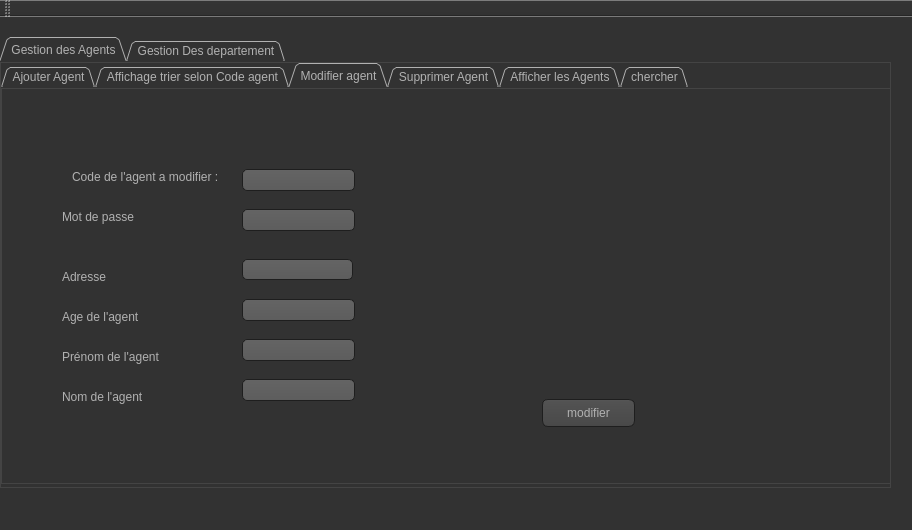
This is Atelier_Connexion/mainwindow.ui in rayenkkj/Travel-Agency as Qt 5 draws it before an edit. The edited form follows.
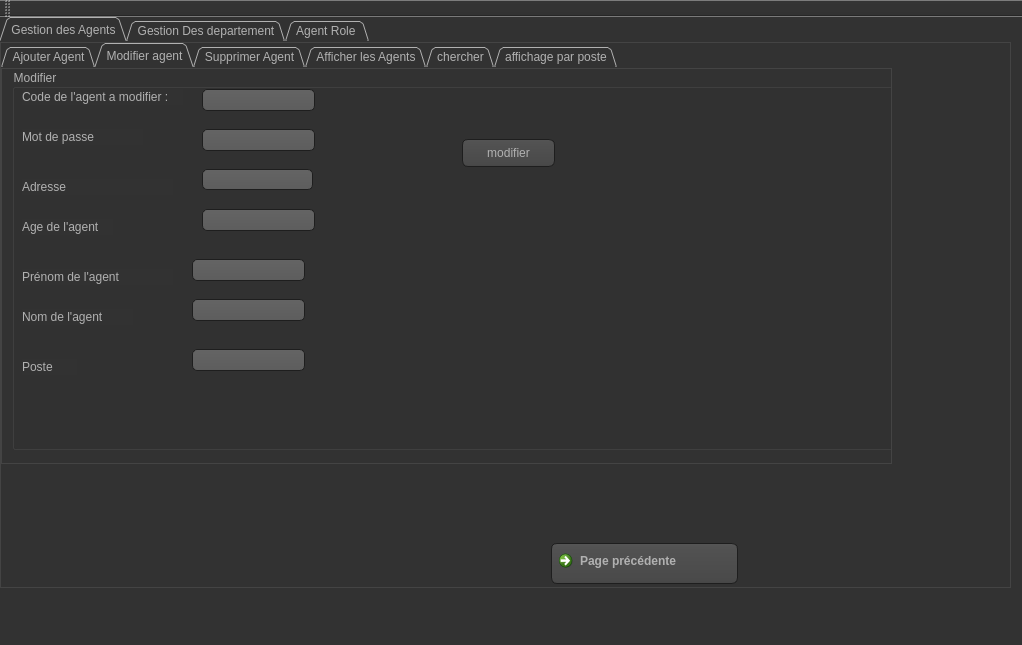
This is the edited form. The open tabs and pages were chosen to show the change. Icons and pictures are not drawn.

What changed in the file:
```diff
--- a/Atelier_Connexion/mainwindow.ui
+++ b/Atelier_Connexion/mainwindow.ui
@@ -6,8 +6,8 @@
    <rect>
     <x>0</x>
     <y>0</y>
-    <width>912</width>
-    <height>530</height>
+    <width>1022</width>
+    <height>645</height>
    </rect>
   </property>
   <property name="windowTitle">
@@ -486,9 +486,9 @@
     <property name="geometry">
      <rect>
       <x>0</x>
-      <y>20</y>
-      <width>891</width>
-      <height>451</height>
+      <y>0</y>
+      <width>1011</width>
+      <height>571</height>
      </rect>
     </property>
     <property name="tabShape">
@@ -692,190 +692,224 @@
           </rect>
          </property>
         </widget>
-       </widget>
-      </widget>
-      <widget class="QWidget" name="addT">
-       <attribute name="title">
-        <string>Affichage trier selon Code agent</string>
-       </attribute>
-       <widget class="QTableWidget" name="tableWidget">
-        <property name="geometry">
-         <rect>
-          <x>80</x>
-          <y>70</y>
-          <width>511</width>
-          <height>271</height>
-         </rect>
-        </property>
-       </widget>
-       <widget class="QPushButton" name="affichagetrie">
-        <property name="geometry">
-         <rect>
-          <x>480</x>
-          <y>350</y>
-          <width>93</width>
-          <height>28</height>
-         </rect>
-        </property>
-        <property name="text">
-         <string>Trier</string>
-        </property>
+        <widget class="QLineEdit" name="poste">
+         <property name="geometry">
+          <rect>
+           <x>260</x>
+           <y>280</y>
+           <width>151</width>
+           <height>22</height>
+          </rect>
+         </property>
+         <property name="placeholderText">
+          <string>Poste de l'agent</string>
+         </property>
+        </widget>
+        <widget class="QLabel" name="label_25">
+         <property name="geometry">
+          <rect>
+           <x>70</x>
+           <y>280</y>
+           <width>55</width>
+           <height>16</height>
+          </rect>
+         </property>
+         <property name="text">
+          <string>Poste</string>
+         </property>
+        </widget>
        </widget>
       </widget>
       <widget class="QWidget" name="modif">
        <attribute name="title">
         <string>Modifier agent</string>
        </attribute>
-       <widget class="QLabel" name="label_8">
+       <widget class="QGroupBox" name="groupBox_2">
         <property name="geometry">
          <rect>
-          <x>70</x>
-          <y>80</y>
-          <width>161</width>
-          <height>16</height>
+          <x>10</x>
+          <y>0</y>
+          <width>881</width>
+          <height>381</height>
          </rect>
         </property>
-        <property name="text">
-         <string>Code de l'agent a modifier :</string>
+        <property name="title">
+         <string>Modifier</string>
         </property>
-       </widget>
-       <widget class="QLineEdit" name="numagent_3">
-        <property name="geometry">
-         <rect>
-          <x>240</x>
-          <y>80</y>
-          <width>113</width>
-          <height>22</height>
-         </rect>
-        </property>
-       </widget>
-       <widget class="QPushButton" name="pb_modifier">
-        <property name="geometry">
-         <rect>
-          <x>540</x>
-          <y>310</y>
-          <width>93</width>
-          <height>28</height>
-         </rect>
-        </property>
-        <property name="text">
-         <string>modifier</string>
-        </property>
-       </widget>
-       <widget class="QLineEdit" name="nomagent_2">
-        <property name="geometry">
-         <rect>
-          <x>240</x>
-          <y>120</y>
-          <width>113</width>
-          <height>22</height>
-         </rect>
-        </property>
-       </widget>
-       <widget class="QLineEdit" name="prenomagent_2">
-        <property name="geometry">
-         <rect>
-          <x>240</x>
-          <y>170</y>
-          <width>111</width>
-          <height>21</height>
-         </rect>
-        </property>
-       </widget>
-       <widget class="QLineEdit" name="age_2">
-        <property name="geometry">
-         <rect>
-          <x>240</x>
-          <y>210</y>
-          <width>113</width>
-          <height>22</height>
-         </rect>
-        </property>
-       </widget>
-       <widget class="QLineEdit" name="mdp_2">
-        <property name="geometry">
-         <rect>
-          <x>240</x>
-          <y>250</y>
-          <width>113</width>
-          <height>22</height>
-         </rect>
-        </property>
-       </widget>
-       <widget class="QLabel" name="label_9">
-        <property name="geometry">
-         <rect>
-          <x>60</x>
-          <y>120</y>
-          <width>121</width>
-          <height>16</height>
-         </rect>
-        </property>
-        <property name="text">
-         <string>Mot de passe</string>
-        </property>
-       </widget>
-       <widget class="QLabel" name="label_10">
-        <property name="geometry">
-         <rect>
-          <x>60</x>
-          <y>180</y>
-          <width>151</width>
-          <height>16</height>
-         </rect>
-        </property>
-        <property name="text">
-         <string>Adresse</string>
-        </property>
-       </widget>
-       <widget class="QLabel" name="label_12">
-        <property name="geometry">
-         <rect>
-          <x>60</x>
-          <y>260</y>
-          <width>151</width>
-          <height>16</height>
-         </rect>
-        </property>
-        <property name="text">
-         <string>Prénom de l'agent</string>
-        </property>
-       </widget>
-       <widget class="QLabel" name="label_13">
-        <property name="geometry">
-         <rect>
-          <x>60</x>
-          <y>300</y>
-          <width>111</width>
-          <height>16</height>
-         </rect>
-        </property>
-        <property name="text">
-         <string>Nom de l'agent</string>
-        </property>
-       </widget>
-       <widget class="QLineEdit" name="adresse_2">
-        <property name="geometry">
-         <rect>
-          <x>240</x>
-          <y>290</y>
-          <width>113</width>
-          <height>22</height>
-         </rect>
-        </property>
-       </widget>
-       <widget class="QLabel" name="label_11">
-        <property name="geometry">
-         <rect>
-          <x>60</x>
-          <y>220</y>
-          <width>91</width>
-          <height>16</height>
-         </rect>
-        </property>
-        <property name="text">
-         <string>Age de l'agent</string>
-        </property>
+        <widget class="QLineEdit" name="numagent_3">
+         <property name="geometry">
+          <rect>
+           <x>190</x>
+           <y>20</y>
+           <width>113</width>
+           <height>22</height>
+          </rect>
+         </property>
+        </widget>
+        <widget class="QLabel" name="label_8">
+         <property name="geometry">
+          <rect>
+           <x>10</x>
+           <y>20</y>
+           <width>161</width>
+           <height>16</height>
+          </rect>
+         </property>
+         <property name="text">
+          <string>Code de l'agent a modifier :</string>
+         </property>
+        </widget>
+        <widget class="QLineEdit" name="nomagent_2">
+         <property name="geometry">
+          <rect>
+           <x>190</x>
+           <y>60</y>
+           <width>113</width>
+           <height>22</height>
+          </rect>
+         </property>
+        </widget>
+        <widget class="QLabel" name="label_9">
+         <property name="geometry">
+          <rect>
+           <x>10</x>
+           <y>60</y>
+           <width>121</width>
+           <height>16</height>
+          </rect>
+         </property>
+         <property name="text">
+          <string>Mot de passe</string>
+         </property>
+        </widget>
+        <widget class="QLabel" name="label_10">
+         <property name="geometry">
+          <rect>
+           <x>10</x>
+           <y>110</y>
+           <width>151</width>
+           <height>16</height>
+          </rect>
+         </property>
+         <property name="text">
+          <string>Adresse</string>
+         </property>
+        </widget>
+        <widget class="QLineEdit" name="prenomagent_2">
+         <property name="geometry">
+          <rect>
+           <x>190</x>
+           <y>100</y>
+           <width>111</width>
+           <height>21</height>
+          </rect>
+         </property>
+        </widget>
+        <widget class="QLineEdit" name="age_2">
+         <property name="geometry">
+          <rect>
+           <x>190</x>
+           <y>140</y>
+           <width>113</width>
+           <height>22</height>
+          </rect>
+         </property>
+        </widget>
+        <widget class="QLabel" name="label_11">
+         <property name="geometry">
+          <rect>
+           <x>10</x>
+           <y>150</y>
+           <width>91</width>
+           <height>16</height>
+          </rect>
+         </property>
+         <property name="text">
+          <string>Age de l'agent</string>
+         </property>
+        </widget>
+        <widget class="QLabel" name="label_12">
+         <property name="geometry">
+          <rect>
+           <x>10</x>
+           <y>200</y>
+           <width>151</width>
+           <height>16</height>
+          </rect>
+         </property>
+         <property name="text">
+          <string>Prénom de l'agent</string>
+         </property>
+        </widget>
+        <widget class="QLineEdit" name="mdp_2">
+         <property name="geometry">
+          <rect>
+           <x>180</x>
+           <y>190</y>
+           <width>113</width>
+           <height>22</height>
+          </rect>
+         </property>
+        </widget>
+        <widget class="QLineEdit" name="adresse_2">
+         <property name="geometry">
+          <rect>
+           <x>180</x>
+           <y>230</y>
+           <width>113</width>
+           <height>22</height>
+          </rect>
+         </property>
+        </widget>
+        <widget class="QLabel" name="label_13">
+         <property name="geometry">
+          <rect>
+           <x>10</x>
+           <y>240</y>
+           <width>111</width>
+           <height>16</height>
+          </rect>
+         </property>
+         <property name="text">
+          <string>Nom de l'agent</string>
+         </property>
+        </widget>
+        <widget class="QPushButton" name="pb_modifier">
+         <property name="geometry">
+          <rect>
+           <x>450</x>
+           <y>70</y>
+           <width>93</width>
+           <height>28</height>
+          </rect>
+         </property>
+         <property name="text">
+          <string>modifier</string>
+         </property>
+        </widget>
+        <widget class="QLabel" name="label_26">
+         <property name="geometry">
+          <rect>
+           <x>10</x>
+           <y>290</y>
+           <width>55</width>
+           <height>16</height>
+          </rect>
+         </property>
+         <property name="text">
+          <string>Poste</string>
+         </property>
+        </widget>
+        <widget class="QLineEdit" name="poste2">
+         <property name="geometry">
+          <rect>
+           <x>180</x>
+           <y>280</y>
+           <width>113</width>
+           <height>22</height>
+          </rect>
+         </property>
+        </widget>
        </widget>
       </widget>
       <widget class="QWidget" name="supp">
@@ -985,6 +1019,60 @@
         </property>
        </widget>
       </widget>
+      <widget class="QWidget" name="tab_9">
+       <attribute name="title">
+        <string>affichage par poste</string>
+       </attribute>
+       <widget class="QPushButton" name="affichertri">
+        <property name="geometry">
+         <rect>
+          <x>240</x>
+          <y>350</y>
+          <width>93</width>
+          <height>28</height>
+         </rect>
+        </property>
+        <property name="text">
+         <string>Afficher</string>
+        </property>
+       </widget>
+       <widget class="QTableView" name="tabaffiche">
+        <property name="geometry">
+         <rect>
+          <x>10</x>
+          <y>150</y>
+          <width>611</width>
+          <height>192</height>
+         </rect>
+        </property>
+       </widget>
+       <widget class="QLineEdit" name="poste4">
+        <property name="geometry">
+         <rect>
+          <x>80</x>
+          <y>60</y>
+          <width>113</width>
+          <height>22</height>
+         </rect>
+        </property>
+        <property name="placeholderText">
+         <string>poste</string>
+        </property>
+       </widget>
+      </widget>
+     </widget>
+     <widget class="QCommandLinkButton" name="previous">
+      <property name="geometry">
+       <rect>
+        <x>550</x>
+        <y>500</y>
+        <width>187</width>
+        <height>41</height>
+       </rect>
+      </property>
+      <property name="text">
+       <string>Page précédente</string>
+      </property>
      </widget>
     </widget>
     <widget class="QWidget" name="tab_2">
@@ -1342,6 +1430,163 @@
         </property>
        </widget>
       </widget>
+      <widget class="QWidget" name="tab_10">
+       <attribute name="title">
+        <string>afficher trier</string>
+       </attribute>
+       <widget class="QPushButton" name="affichertrie2">
+        <property name="geometry">
+         <rect>
+          <x>580</x>
+          <y>350</y>
+          <width>93</width>
+          <height>28</height>
+         </rect>
+        </property>
+        <property name="text">
+         <string>Afficher</string>
+        </property>
+       </widget>
+       <widget class="QTableWidget" name="tabafficherdep_2">
+        <property name="geometry">
+         <rect>
+          <x>90</x>
+          <y>70</y>
+          <width>581</width>
+          <height>192</height>
+         </rect>
+        </property>
+       </widget>
+      </widget>
+     </widget>
+    </widget>
+    <widget class="QWidget" name="tab_11">
+     <attribute name="title">
+      <string>Agent Role </string>
+     </attribute>
+     <widget class="QTabWidget" name="tabWidget_4">
+      <property name="geometry">
+       <rect>
+        <x>0</x>
+        <y>0</y>
+        <width>1021</width>
+        <height>541</height>
+       </rect>
+      </property>
+      <property name="currentIndex">
+       <number>1</number>
+      </property>
+      <widget class="QWidget" name="tab_12">
+       <attribute name="title">
+        <string>Ajouter</string>
+       </attribute>
+       <widget class="QLabel" name="label_27">
+        <property name="geometry">
+         <rect>
+          <x>30</x>
+          <y>90</y>
+          <width>55</width>
+          <height>16</height>
+         </rect>
+        </property>
+        <property name="text">
+         <string>Poste</string>
+        </property>
+       </widget>
+       <widget class="QLineEdit" name="poste3">
+        <property name="geometry">
+         <rect>
+          <x>140</x>
+          <y>90</y>
+          <width>113</width>
+          <height>22</height>
+         </rect>
+        </property>
+        <property name="placeholderText">
+         <string>Poste </string>
+        </property>
+       </widget>
+       <widget class="QPushButton" name="role">
+        <property name="geometry">
+         <rect>
+          <x>820</x>
+          <y>440</y>
+          <width>93</width>
+          <height>28</height>
+         </rect>
+        </property>
+        <property name="text">
+         <string>Ajouter</string>
+        </property>
+       </widget>
+       <widget class="QLineEdit" name="description">
+        <property name="geometry">
+         <rect>
+          <x>140</x>
+          <y>150</y>
+          <width>113</width>
+          <height>22</height>
+         </rect>
+        </property>
+        <property name="placeholderText">
+         <string>Description</string>
+        </property>
+       </widget>
+       <widget class="QLabel" name="label_28">
+        <property name="geometry">
+         <rect>
+          <x>30</x>
+          <y>150</y>
+          <width>81</width>
+          <height>16</height>
+         </rect>
+        </property>
+        <property name="text">
+         <string>Description</string>
+        </property>
+       </widget>
+      </widget>
+      <widget class="QWidget" name="tab_13">
+       <attribute name="title">
+        <string>Supprimer</string>
+       </attribute>
+       <widget class="QLineEdit" name="post5">
+        <property name="geometry">
+         <rect>
+          <x>130</x>
+          <y>70</y>
+          <width>113</width>
+          <height>22</height>
+         </rect>
+        </property>
+       </widget>
+       <widget class="QLabel" name="label_29">
+        <property name="geometry">
+         <rect>
+          <x>20</x>
+          <y>70</y>
+          <width>55</width>
+          <height>16</height>
+         </rect>
+        </property>
+        <property name="text">
+         <string>Poste</string>
+        </property>
+       </widget>
+       <widget class="QPushButton" name="supprole">
+        <property name="geometry">
+         <rect>
+          <x>170</x>
+          <y>290</y>
+          <width>93</width>
+          <height>28</height>
+         </rect>
+        </property>
+        <property name="text">
+         <string>Supprimer</string>
+        </property>
+       </widget>
+      </widget>
      </widget>
     </widget>
    </widget>
```
Left out of the diff: 108 changed lines with no effect on the pictures.
